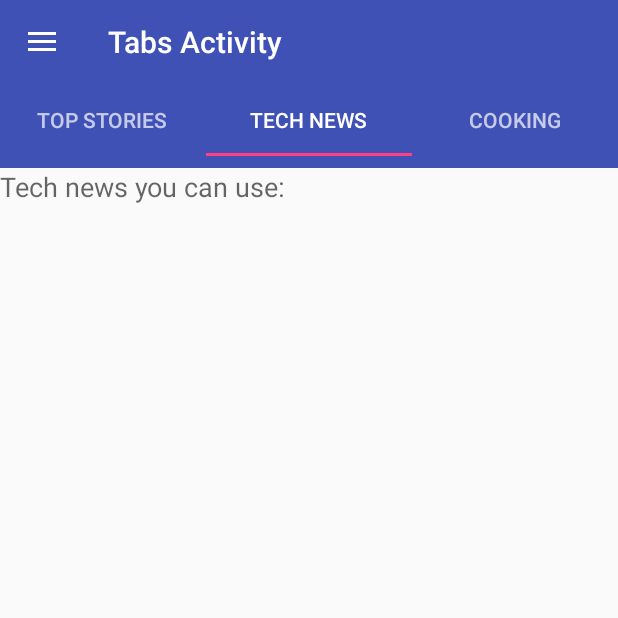
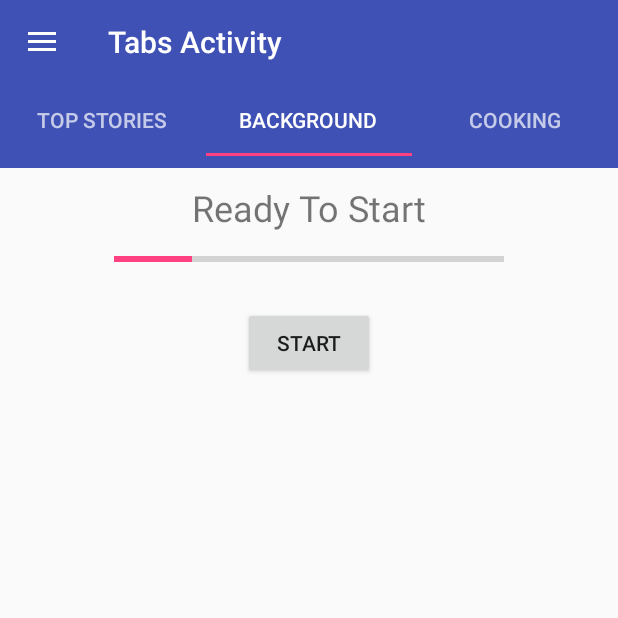
Before and after one commit to cpanou/mobile, an Android app: the screen it shows after launch (MainActivity), tab 2 chosen, on a phone screen of 412 x 824 dp, the top half of it. Run offline under Robolectric (Android 15) with nearby library versions, the phone set to English and light mode, and no system bars.

Commit message:
Adds Async Tasks

```diff
--- a/lesson-4-ui-ux/app/src/main/java/com/example/android/droidcafeinput/MainActivity.java
+++ b/lesson-4-ui-ux/app/src/main/java/com/example/android/droidcafeinput/MainActivity.java
@@ -64,7 +64,7 @@ public class MainActivity extends AppCompatActivity {
         TabLayout tabLayout = findViewById(R.id.tab_layout);
 
         tabLayout.addTab(getTab(tabLayout, "Top Stories"));
-        tabLayout.addTab(getTab(tabLayout, "Tech News"));
+        tabLayout.addTab(getTab(tabLayout, "Background"));
         tabLayout.addTab(getTab(tabLayout, "Cooking"));
 
         final ViewPager pager = findViewById(R.id.pager);
--- /dev/null
+++ b/lesson-4-ui-ux/app/src/main/java/com/example/android/droidcafeinput/background/BackgroundFragment.java
@@ -0,0 +1,54 @@
+package com.example.android.droidcafeinput.background;
+
+import android.os.Bundle;
+import android.support.v4.app.Fragment;
+import android.util.Log;
+import android.view.LayoutInflater;
+import android.view.View;
+import android.view.ViewGroup;
+import android.widget.Button;
+import android.widget.TextView;
+
+import com.example.android.droidcafeinput.R;
+
+public class BackgroundFragment extends Fragment {
+
+    @Override
+    public View onCreateView(LayoutInflater inflater, ViewGroup container,
+                             Bundle savedInstanceState) {
+        View fragmentView = inflater.inflate(R.layout.fragment_background, container,
+                false);
+        Log.d(BackgroundFragment.class.getSimpleName(), "CREATED");
+
+        final TextView taskTextView = fragmentView.findViewById(R.id.bg_task_text);
+        Button taskButton = fragmentView.findViewById(R.id.bg_task_button);
+
+        taskButton.setOnClickListener(new View.OnClickListener() {
+            @Override
+            public void onClick(View view) {
+
+//                String start = "Starting";
+//                taskTextView.setText(start);
+//                try {
+//                    Thread.sleep(10000);
+//                } catch (InterruptedException e) {
+//                    e.printStackTrace();
+//                }
+//                String text =  "Awake at last after sleeping for " + 10000 + " milliseconds!";
+//                taskTextView.setText(text);
+
+                new MyBackgroundTask(taskTextView).execute();
+
+            }
+        });
+
+        return fragmentView;
+    }
+
+    @Override
+    public void onDestroyView() {
+        super.onDestroyView();
+        Log.d(BackgroundFragment.class.getSimpleName(), "DESTROYED");
+    }
+
+}
--- a/lesson-4-ui-ux/app/src/main/java/com/example/android/droidcafeinput/pager/PagerAdapter.java
+++ b/lesson-4-ui-ux/app/src/main/java/com/example/android/droidcafeinput/pager/PagerAdapter.java
@@ -4,6 +4,7 @@ import android.support.v4.app.Fragment;
 import android.support.v4.app.FragmentManager;
 import android.support.v4.app.FragmentStatePagerAdapter;
 
+import com.example.android.droidcafeinput.background.BackgroundFragment;
 import com.example.android.droidcafeinput.recyclerview.CookingFragment;
 
 public class PagerAdapter extends FragmentStatePagerAdapter {
@@ -19,7 +20,7 @@ public class PagerAdapter extends FragmentStatePagerAdapter {
     public Fragment getItem(int position) {
         switch (position) {
             case 0: return new TabFragment1();
-            case 1: return new TabFragment2();
+            case 1: return new BackgroundFragment();
             case 2: return new CookingFragment();
             default: return null;
         }
--- a/lesson-4-ui-ux/app/src/main/java/com/example/android/droidcafeinput/pager/TabFragment2.java
+++ /dev/null
@@ -1,29 +0,0 @@
-package com.example.android.droidcafeinput.pager;
-
-import android.os.Bundle;
-import android.support.v4.app.Fragment;
-import android.util.Log;
-import android.view.LayoutInflater;
-import android.view.View;
-import android.view.ViewGroup;
-
-import com.example.android.droidcafeinput.R;
-
-public class TabFragment2 extends Fragment {
-
-
-    @Override
-    public View onCreateView(LayoutInflater inflater, ViewGroup container,
-                             Bundle savedInstanceState) {
-        // Inflate the layout for this fragment
-        Log.d(TabFragment2.class.getSimpleName(), "CREATED");
-        return inflater.inflate(R.layout.fragment_tab2, container, false);
-    }
-
-    @Override
-    public void onDestroyView() {
-        super.onDestroyView();
-        Log.d(TabFragment2.class.getSimpleName(), "DESTROYED");
-    }
-
-}
--- /dev/null
+++ b/lesson-4-ui-ux/app/src/main/res/layout/fragment_background.xml
@@ -0,0 +1,44 @@
+<?xml version="1.0" encoding="utf-8"?>
+<android.support.constraint.ConstraintLayout
+    xmlns:android="http://schemas.android.com/apk/res/android"
+    xmlns:app="http://schemas.android.com/apk/res-auto"
+    xmlns:tools="http://schemas.android.com/tools"
+    android:layout_width="match_parent"
+    android:layout_height="match_parent"
+    android:layout_margin="16dp"
+    android:padding="10dp"
+    tools:context=".MainActivity">
+
+    <TextView
+        android:id="@+id/bg_task_text"
+        android:layout_width="wrap_content"
+        android:layout_height="wrap_content"
+        android:text="@string/ready_to_start"
+        android:textSize="24sp"
+        app:layout_constraintEnd_toEndOf="parent"
+        app:layout_constraintStart_toStartOf="parent"
+        app:layout_constraintTop_toTopOf="parent" />
+
+    <ProgressBar
+        android:id="@+id/progress"
+        android:layout_width="260dp"
+        android:layout_height="wrap_content"
+        android:layout_marginTop="10dp"
+        style="?android:attr/progressBarStyleHorizontal"
+        android:progress="20"
+        app:layout_constraintEnd_toEndOf="parent"
+        app:layout_constraintStart_toStartOf="parent"
+        app:layout_constraintTop_toBottomOf="@+id/bg_task_text" />
+
+
+    <Button
+        android:id="@+id/bg_task_button"
+        android:layout_width="wrap_content"
+        android:layout_height="wrap_content"
+        android:layout_marginTop="24dp"
+        android:text="@string/start"
+        app:layout_constraintEnd_toEndOf="parent"
+        app:layout_constraintStart_toStartOf="parent"
+        app:layout_constraintTop_toBottomOf="@id/progress" />
+
+</android.support.constraint.ConstraintLayout>
--- a/lesson-4-ui-ux/app/src/main/res/layout/fragment_tab2.xml
+++ /dev/null
@@ -1,14 +0,0 @@
-<?xml version="1.0" encoding="utf-8"?>
-<RelativeLayout xmlns:android="http://schemas.android.com/apk/res/android"
-    xmlns:tools="http://schemas.android.com/tools"
-    android:layout_width="match_parent"
-    android:layout_height="match_parent"
-    tools:context=".pager.TabFragment2">
-
-    <TextView
-        android:layout_width="match_parent"
-        android:layout_height="match_parent"
-        android:text="@string/tech_news_you_can_use"
-        android:textAppearance="?android:attr/textAppearanceMedium"  />
-
-</RelativeLayout>
--- a/lesson-4-ui-ux/app/src/main/res/values/strings.xml
+++ b/lesson-4-ui-ux/app/src/main/res/values/strings.xml
@@ -73,5 +73,7 @@
     <string name="open_drawer">Drawer has opened</string>
     <string name="close_drawer">Drawer Closed</string>
     <string name="dummy">dummy</string>
+    <string name="ready_to_start">Ready To Start</string>
+    <string name="start">Start</string>
 
 </resources>
```
Also changed, not shown: lesson-4-ui-ux/app/src/main/java/com/example/android/droidcafeinput/background/MyBackgroundTask.java (added, +58 -0 lines).
